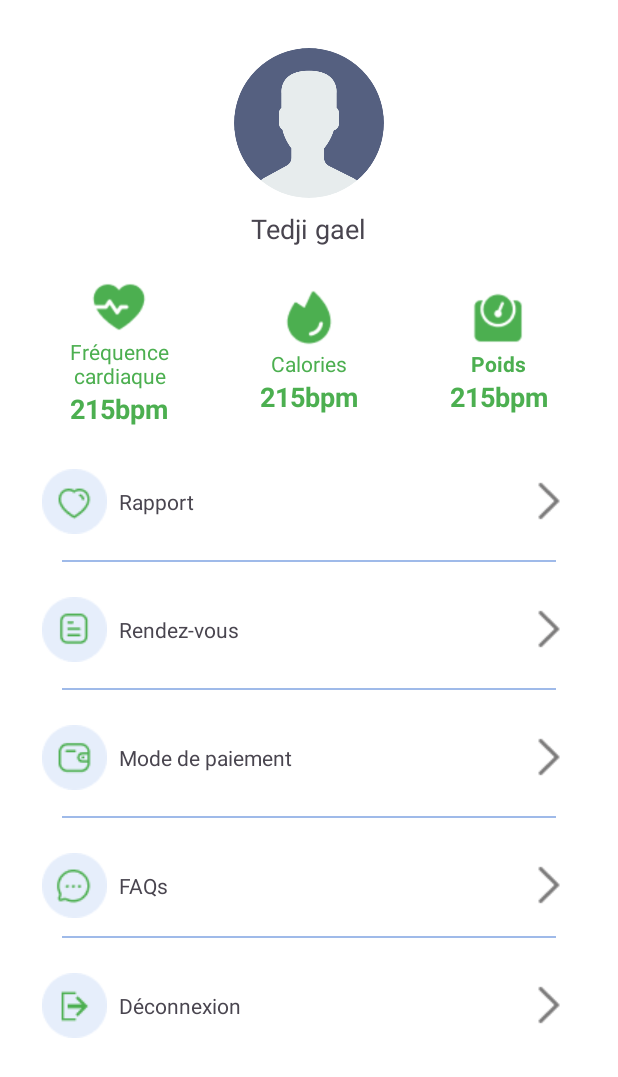
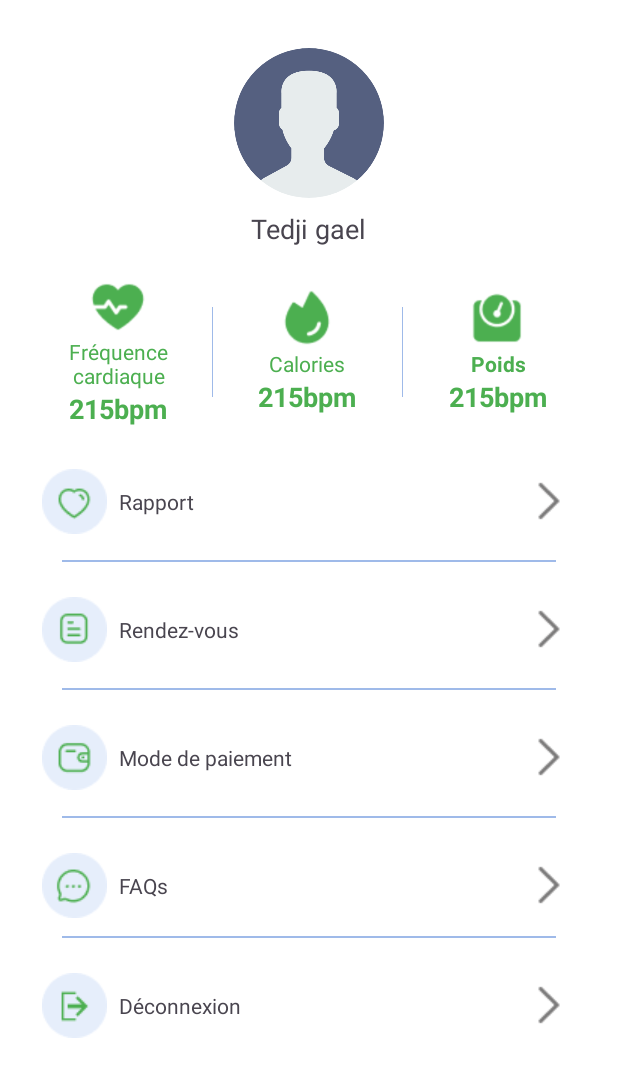
Before and after one commit to drisco/tediproject, an Android app: the fragment FragmentProfil shown on its own in the app's theme, on a phone screen of 412 x 824 dp. Shown: the top 1077 px of the screen. Run offline under Robolectric (Android 15) with nearby library versions, the phone set to English and light mode, and no system bars; our stand-ins replace CircleImageView.

Commit message:
update xml
saturday 12-oct-2024

```diff
--- a/app/src/main/res/layout/fragment_profil.xml
+++ b/app/src/main/res/layout/fragment_profil.xml
@@ -66,9 +66,11 @@
 
             <!-- Ajouter une vue pour le trait noir en bas -->
             <LinearLayout
-                android:layout_weight="0"
+                android:layout_marginTop="20dp"
+                android:layout_marginBottom="20dp"
+                android:layout_weight="0.01"
                 android:layout_width="0dp"
-                android:layout_height="wrap_content">
+                android:layout_height="match_parent">
 
                 <View
                     android:layout_width="match_parent"
@@ -104,7 +106,19 @@
                     android:textSize="18sp"/>
 
             </LinearLayout>
+            <!-- Ajouter une vue pour le trait noir en bas -->
+            <LinearLayout
+                android:layout_marginTop="20dp"
+                android:layout_marginBottom="20dp"
+                android:layout_weight="0.01"
+                android:layout_width="0dp"
+                android:layout_height="match_parent">
 
+                <View
+                    android:layout_width="match_parent"
+                    android:layout_height="wrap_content"
+                    android:background="#9FBAE9" />
+            </LinearLayout>
             <LinearLayout
                 android:layout_width="0dp"
                 android:layout_height="match_parent"
```
